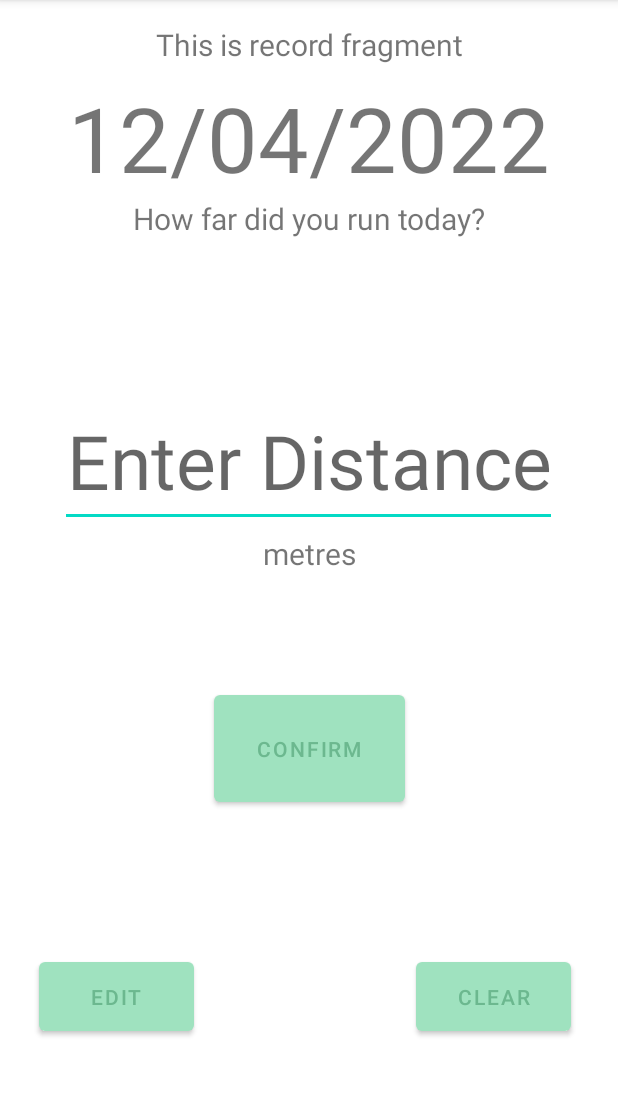
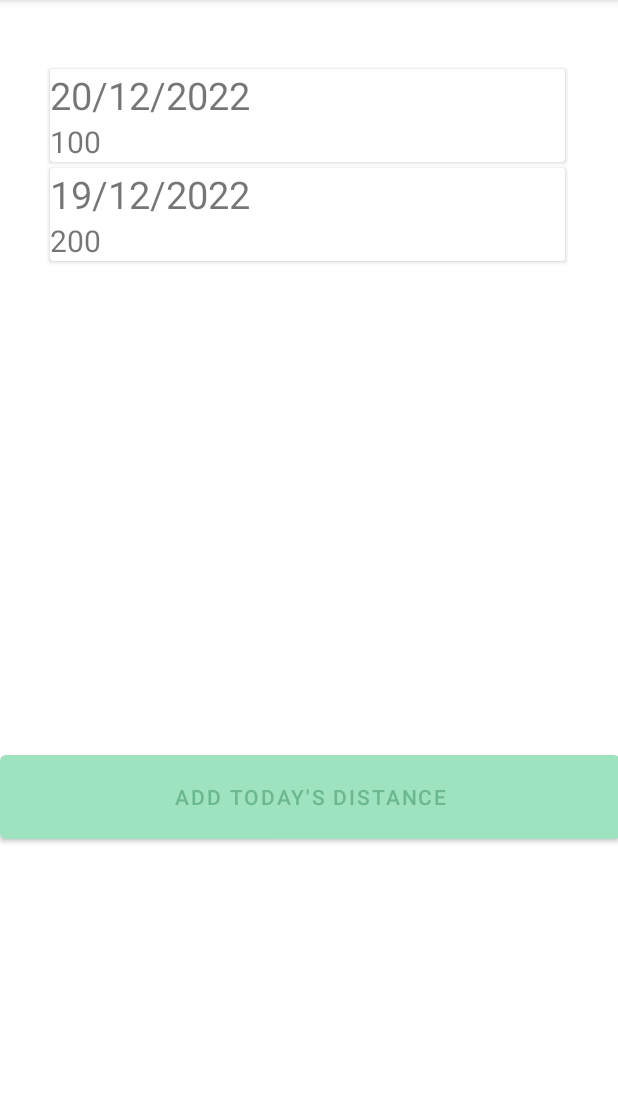
Before and after one commit to PippinBo/Assignment3, an Android app: the fragment RecordFragment shown on its own in the app's theme, on a phone screen of 412 x 824 dp, the part 84-1180 px from its top. Run offline under Robolectric (Android 15) with nearby library versions, the phone set to English and light mode, and no system bars; our stand-ins replace Room's generated code; Roboto replaces fonts that are not available here.

Commit message:
Added record input

```diff
--- a/app/build.gradle
+++ b/app/build.gradle
@@ -33,7 +33,9 @@
 }
 
 dependencies {
-
+    // Recycle View
+    implementation 'androidx.recyclerview:recyclerview:1.2.1'
+    implementation 'androidx.cardview:cardview:1.0.0'
     // Pie-Chart and Bar-Chart
     implementation 'com.github.PhilJay:MPAndroidChart:v3.1.0'
     implementation 'androidx.appcompat:appcompat:1.4.1'
--- /dev/null
+++ b/app/src/main/java/com/example/assignment3/adapter/MovementAdapter.java
@@ -0,0 +1,56 @@
+package com.example.assignment3.adapter;
+
+import android.view.LayoutInflater;
+import android.view.View;
+import android.view.ViewGroup;
+import android.widget.TextView;
+
+import androidx.annotation.NonNull;
+import androidx.recyclerview.widget.RecyclerView;
+
+import com.example.assignment3.R;
+import com.example.assignment3.entity.Movement;
+
+import java.util.List;
+
+public class MovementAdapter extends RecyclerView.Adapter<MovementAdapter.MyViewHolder>{
+    private static List<Movement> records;
+
+
+    public MovementAdapter(List<Movement> records) {
+        this.records = records;
+    }
+
+    @NonNull
+    @Override
+    public MovementAdapter.MyViewHolder onCreateViewHolder(@NonNull ViewGroup parent, int viewType) {
+        View itemView = LayoutInflater.from(parent.getContext()).inflate(R.layout.layout_record_item,parent,false);
+        return new MyViewHolder(itemView);
+    }
+
+    @Override
+    public void onBindViewHolder(@NonNull MovementAdapter.MyViewHolder holder, int position) {
+        String date = records.get(position).getTime();
+        holder.dateText.setText(date);
+        long distance = records.get(position).getMovement();
+        String distanceString = String.valueOf(distance);
+        holder.distanceText.setText(distanceString);
+    }
+
+    @Override
+    public int getItemCount() {
+        return records.size();
+    }
+
+    public class MyViewHolder extends RecyclerView.ViewHolder {
+        private TextView dateText, distanceText;
+
+        public MyViewHolder(@NonNull View itemView){
+            super(itemView);
+            dateText = itemView.findViewById(R.id.recordCardDate);
+            distanceText = itemView.findViewById(R.id.recordCardDistance);
+        }
+    }
+
+
+}
--- a/app/src/main/java/com/example/assignment3/ui/record/RecordFragment.java
+++ b/app/src/main/java/com/example/assignment3/ui/record/RecordFragment.java
@@ -1,30 +1,98 @@
 package com.example.assignment3.ui.record;
 
+import android.app.Dialog;
 import android.os.Bundle;
 import android.view.LayoutInflater;
 import android.view.View;
 import android.view.ViewGroup;
+import android.widget.Button;
+import android.widget.EditText;
 import android.widget.TextView;
 
 import androidx.annotation.NonNull;
 import androidx.fragment.app.Fragment;
 import androidx.lifecycle.ViewModelProvider;
+import androidx.recyclerview.widget.DefaultItemAnimator;
+import androidx.recyclerview.widget.LinearLayoutManager;
+import androidx.recyclerview.widget.RecyclerView;
+
+import com.example.assignment3.R;
+import com.example.assignment3.adapter.MovementAdapter;
 import com.example.assignment3.databinding.FragmentRecordBinding;
+import com.example.assignment3.entity.Movement;
+
+import java.util.ArrayList;
 
 public class RecordFragment extends Fragment {
 
+    private ArrayList<Movement> recordList;
     private FragmentRecordBinding binding;
-    public View onCreateView(@NonNull LayoutInflater inflater,
-                             ViewGroup container, Bundle savedInstanceState) {
-        RecordViewModel recordViewModel =
-                new ViewModelProvider(this).get(RecordViewModel.class);
+    private Button addRecordButtonDialog;
+    private RecyclerView recyclerView;
+    private MovementAdapter adapter;
+
+    public View onCreateView(@NonNull LayoutInflater inflater, ViewGroup container, Bundle savedInstanceState) {
+        RecordViewModel recordViewModel = new ViewModelProvider(this).get(RecordViewModel.class);
 
         binding = FragmentRecordBinding.inflate(inflater, container, false);
-        View root = binding.getRoot();
+        //View root = binding.getRoot();
 
-        final TextView textView = binding.textRecord;
-        recordViewModel.getText().observe(getViewLifecycleOwner(), textView::setText);
+        View root = LayoutInflater.from(getContext()).inflate(R.layout.fragment_record,container,false);
+
+        recyclerView = root.findViewById(R.id.recordRecycle);
+        setMovementInfo();
+        setAdapter();
+
+        addRecordButtonDialog = root.findViewById(R.id.addRecordButton);
+        addRecordButtonDialog.setOnClickListener(new View.OnClickListener() {
+            @Override
+            public void onClick(View view) {
+                Dialog dialog = new Dialog(root.getContext());
+                dialog.setContentView(R.layout.layout_add_record);
+                TextView dateTxt = dialog.findViewById(R.id.dateTextView);
+                EditText editDistance = dialog.findViewById(R.id.addRecordDistance);
+                Button confirmButton = dialog.findViewById(R.id.confirmAddRecord);
+
+                confirmButton.setOnClickListener(new View.OnClickListener() {
+                    @Override
+
+                    public void onClick(View view) {
+                        String distance = "";
+                        String date = "";
+                        distance = editDistance.getText().toString();
+                        date = dateTxt.getText().toString();
+                        long distanceNum = Long.parseLong(distance);
+
+                        recordList.add(0, new Movement(111,"21/10/2022", distanceNum));
+                        adapter.notifyItemInserted(0);
+                        recyclerView.scrollToPosition(0);
+
+                        dialog.dismiss();
+
+                    }
+                });
+                dialog.show();
+            }
+        });
+
+        //final TextView textView = binding.textRecord;
+        //recordViewModel.getText().observe(getViewLifecycleOwner(), textView::setText);
         return root;
+
+    }
+
+    private void setAdapter() {
+        adapter = new MovementAdapter(recordList);
+        RecyclerView.LayoutManager layoutManager = new LinearLayoutManager(getActivity());
+        recyclerView.setLayoutManager(layoutManager);
+        recyclerView.setItemAnimator(new DefaultItemAnimator());
+        recyclerView.setAdapter(adapter);
+    }
+
+    private void setMovementInfo() {
+        recordList = new ArrayList<Movement>();
+        recordList.add(new Movement(111,"20/12/2022",100));
+        recordList.add(new Movement(111,"19/12/2022",200));
     }
 
     @Override
--- a/app/src/main/res/layout/fragment_record.xml
+++ b/app/src/main/res/layout/fragment_record.xml
@@ -5,45 +5,9 @@
     xmlns:tools="http://schemas.android.com/tools"
     android:layout_width="match_parent"
     android:layout_height="match_parent"
+    android:orientation="vertical"
     tools:context=".ui.record.RecordFragment">
 
-    <Button
-        android:id="@+id/button4"
-        android:layout_width="127dp"
-        android:layout_height="83dp"
-        android:text="CONFIRM"
-        app:layout_constraintBottom_toBottomOf="parent"
-        app:layout_constraintEnd_toEndOf="parent"
-        app:layout_constraintStart_toStartOf="parent"
-        app:layout_constraintTop_toBottomOf="@+id/textView"
-        app:layout_constraintVertical_bias="0.247"
-        tools:ignore="MissingConstraints" />
-
-    <Button
-        android:id="@+id/button5"
-        android:layout_width="103dp"
-        android:layout_height="58dp"
-        android:text="EDIT"
-        app:layout_constraintBottom_toBottomOf="parent"
-        app:layout_constraintEnd_toEndOf="parent"
-        app:layout_constraintHorizontal_bias="0.084"
-        app:layout_constraintStart_toStartOf="parent"
-        app:layout_constraintTop_toTopOf="parent"
-        app:layout_constraintVertical_bias="0.895"
-        tools:ignore="MissingConstraints" />
-
-    <Button
-        android:id="@+id/button7"
-        android:layout_width="103dp"
-        android:layout_height="58dp"
-        android:text="CLEAR"
-        app:layout_constraintBottom_toBottomOf="parent"
-        app:layout_constraintEnd_toEndOf="parent"
-        app:layout_constraintHorizontal_bias="0.899"
-        app:layout_constraintStart_toStartOf="parent"
-        app:layout_constraintTop_toTopOf="parent"
-        app:layout_constraintVertical_bias="0.895"
-        tools:ignore="MissingConstraints" />
 
     <TextView
         android:id="@+id/text_record"
@@ -59,60 +23,29 @@
         app:layout_constraintHorizontal_bias="0.0"
         app:layout_constraintStart_toStartOf="parent"
         app:layout_constraintTop_toTopOf="parent"
-        app:layout_constraintVertical_bias="0.011" />
+        app:layout_constraintVertical_bias="0.0" />
 
-    <TextView
-        android:id="@+id/recordDate"
-        android:layout_width="wrap_content"
-        android:layout_height="wrap_content"
+    <androidx.recyclerview.widget.RecyclerView
+        android:id="@+id/recordRecycle"
+        android:layout_width="347dp"
+        android:layout_height="445dp"
+        android:layout_marginTop="44dp"
+        app:layout_constraintEnd_toEndOf="parent"
+        app:layout_constraintHorizontal_bias="0.488"
+        app:layout_constraintStart_toStartOf="parent"
+        app:layout_constraintTop_toTopOf="parent" />
+
+    <Button
+        android:id="@+id/addRecordButton"
+        android:layout_width="413dp"
+        android:layout_height="68dp"
         android:layout_marginTop="8dp"
-        android:gravity="center"
-        android:text="12/04/2022"
-        android:textSize="60dp"
+        android:text="ADD TODAY'S DISTANCE"
+        app:layout_constraintBottom_toBottomOf="parent"
         app:layout_constraintEnd_toEndOf="parent"
         app:layout_constraintStart_toStartOf="parent"
-        app:layout_constraintTop_toBottomOf="@+id/text_record"
-        tools:ignore="MissingConstraints" />
-
-    <TextView
-        android:id="@+id/textView7"
-        android:layout_width="wrap_content"
-        android:layout_height="wrap_content"
-        android:gravity="center_vertical"
-        android:text="How far did you run today?"
-        android:textSize="20dp"
-        app:layout_constraintEnd_toEndOf="parent"
-        app:layout_constraintStart_toStartOf="parent"
-        app:layout_constraintTop_toBottomOf="@+id/recordDate"
-        tools:ignore="MissingConstraints" />
-
-    <EditText
-        android:id="@+id/textView5"
-        android:layout_width="wrap_content"
-        android:layout_height="wrap_content"
-        android:layout_marginTop="104dp"
-        android:gravity="center"
-        android:hint="Enter Distance"
-        android:inputType="number"
-        android:textSize="50dp"
-        app:layout_constraintEnd_toEndOf="parent"
-        app:layout_constraintHorizontal_bias="0.493"
-        app:layout_constraintStart_toStartOf="parent"
-        app:layout_constraintTop_toBottomOf="@+id/textView7"
-        tools:ignore="MissingConstraints" />
-
-    <TextView
-        android:id="@+id/textView"
-        android:layout_width="wrap_content"
-        android:layout_height="wrap_content"
-        android:layout_marginTop="4dp"
-        android:gravity="center_vertical"
-        android:text="metres"
-        android:textSize="20dp"
-        app:layout_constraintEnd_toEndOf="parent"
-        app:layout_constraintStart_toStartOf="parent"
-        app:layout_constraintTop_toBottomOf="@+id/textView5"
-        tools:ignore="MissingConstraints" />
+        app:layout_constraintTop_toBottomOf="@+id/recordRecycle"
+        app:layout_constraintVertical_bias="0.0" />
 
 
 </androidx.constraintlayout.widget.ConstraintLayout>
--- /dev/null
+++ b/app/src/main/res/layout/layout_add_record.xml
@@ -0,0 +1,55 @@
+<?xml version="1.0" encoding="utf-8"?>
+<LinearLayout
+    xmlns:android="http://schemas.android.com/apk/res/android"
+    xmlns:app="http://schemas.android.com/apk/res-auto"
+    xmlns:tools="http://schemas.android.com/tools"
+    android:layout_width="350dp"
+    android:layout_height="200dp"
+    android:background="#DAF7A6"
+    android:orientation="vertical"
+    >
+
+    <TextView
+        android:layout_width="match_parent"
+        android:layout_height="wrap_content"
+        android:gravity="center"
+        android:outlineAmbientShadowColor="@color/background"
+        android:text="22/05/2022"
+        android:textSize="30dp"
+        android:id="@+id/dateTextView"
+        android:layout_marginTop="25dp"
+        android:layout_gravity="center"
+        app:layout_constraintBottom_toTopOf="@+id/addRecordDistance"
+        app:layout_constraintEnd_toEndOf="parent"
+        app:layout_constraintStart_toStartOf="parent"
+        app:layout_constraintTop_toTopOf="parent"
+        app:layout_constraintVertical_bias="0.825" />
+
+    <EditText
+        android:id="@+id/addRecordDistance"
+        android:layout_width="258dp"
+        android:layout_height="52dp"
+        android:layout_marginBottom="12dp"
+        android:background="#fff"
+        android:gravity="center"
+        android:layout_gravity="center"
+        android:hint="Enter Distance"
+
+        android:inputType="number"
+        app:layout_constraintBottom_toTopOf="@+id/confirmAddRecord"
+        app:layout_constraintEnd_toEndOf="parent"
+        app:layout_constraintStart_toStartOf="parent"
+        tools:ignore="MissingConstraints" />
+
+    <Button
+        android:id="@+id/confirmAddRecord"
+        android:layout_gravity="center"
+        android:layout_width="wrap_content"
+        android:layout_height="wrap_content"
+        android:text="ADD"
+        app:layout_constraintEnd_toEndOf="parent"
+        app:layout_constraintStart_toStartOf="parent"
+        tools:ignore="MissingConstraints"
+        tools:layout_editor_absoluteY="145dp"></Button>
+
+</LinearLayout>
--- /dev/null
+++ b/app/src/main/res/layout/layout_record_item.xml
@@ -0,0 +1,32 @@
+<?xml version="1.0" encoding="utf-8"?>
+
+<androidx.cardview.widget.CardView
+    xmlns:android="http://schemas.android.com/apk/res/android"
+    android:orientation="vertical"
+    android:layout_width="match_parent"
+    android:layout_height="wrap_content"
+    android:layout_margin="2dp">
+    <LinearLayout
+        android:layout_width="match_parent"
+        android:layout_height="wrap_content"
+        android:orientation="vertical">
+
+        <TextView
+            android:layout_width="match_parent"
+            android:layout_height="wrap_content"
+            android:textSize="25dp"
+            android:text="Date: 20/04/2022"
+            android:id="@+id/recordCardDate"/>
+
+        <TextView
+            android:layout_width="match_parent"
+            android:layout_height="wrap_content"
+            android:textSize="20dp"
+            android:text="200m"
+            android:id="@+id/recordCardDistance"/>
+
+    </LinearLayout>
+
+
+
+</androidx.cardview.widget.CardView>
```
